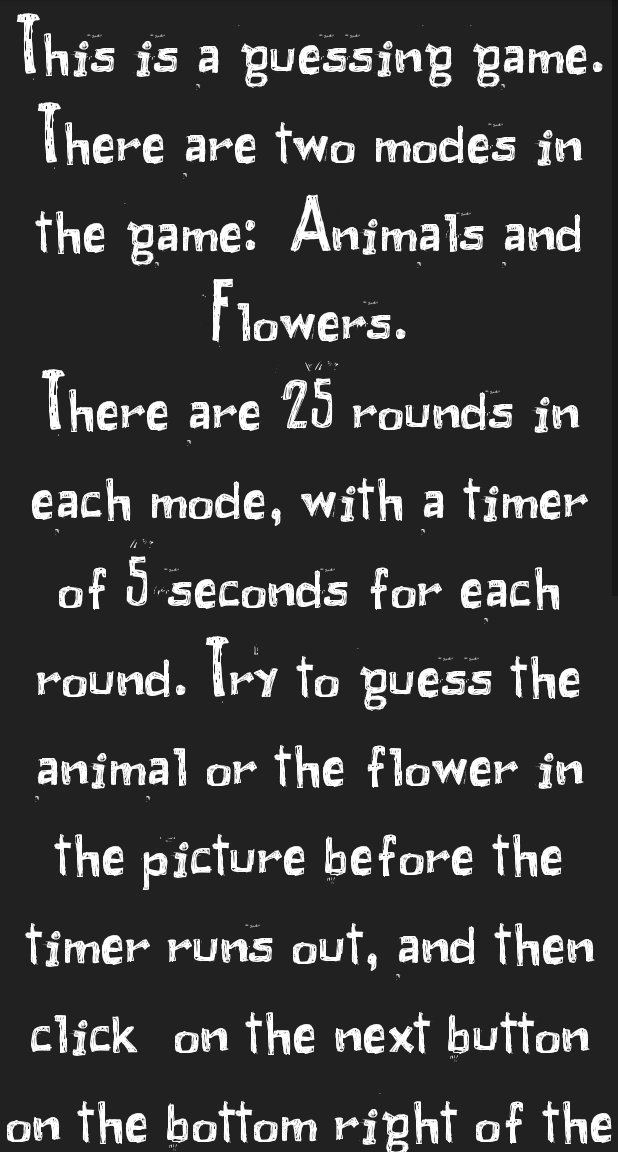
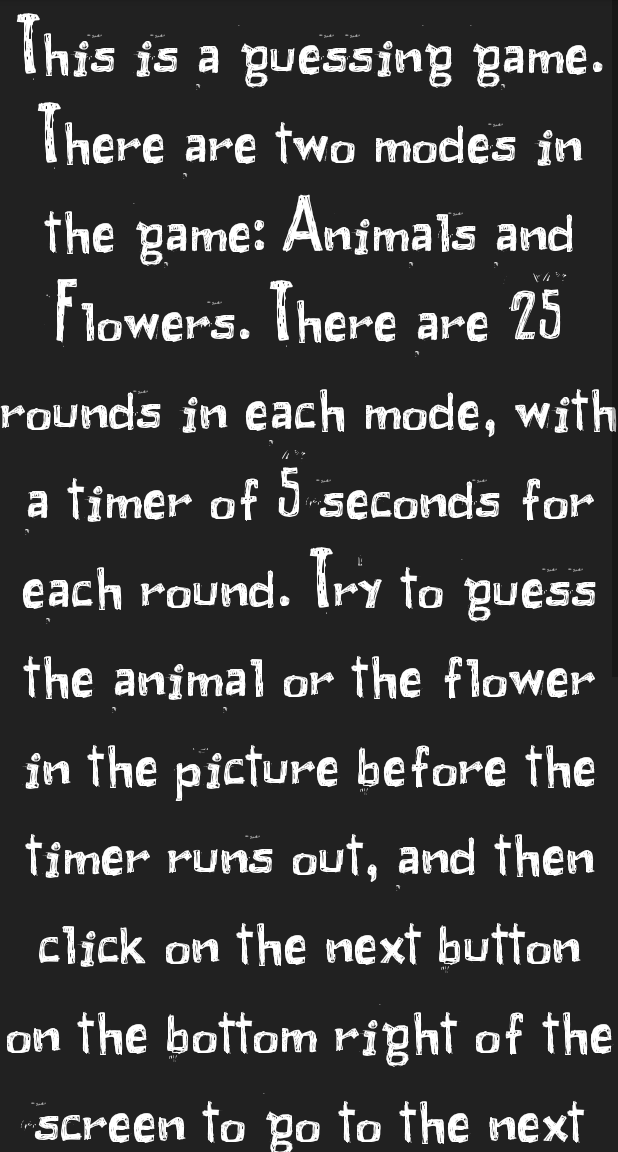
Before and after one commit to Sayantan729/MakeAGuessGuessingGame, an Android app: the fragment HelpFrag placed in its activity, on a phone screen of 412 x 824 dp, the part 84-1236 px from its top. Run offline under Robolectric (Android 15) with nearby library versions, the phone set to English and light mode, and no system bars; libraries missing offline, so code that uses them is left out: io.realm.

Commit message:
AndroidProjectGuessingGame

```diff
--- a/app/src/main/res/layout/fragment_help.xml
+++ b/app/src/main/res/layout/fragment_help.xml
@@ -21,16 +21,11 @@
         android:layout_width="match_parent"
         android:layout_height="match_parent"
         android:gravity="center"
-        android:fontFamily="@font/pix"
-        android:textSize="60dp"
+        app:fontFamily="@font/pix"
+        android:textSize="60sp"
 
         android:textColor="#fff"
-        android:text="This is a guessing game. There are two modes in the game:
- Animals and Flowers.\nThere are 25 rounds in each mode, with a timer of 5 seconds for each
- round. Try to guess the animal or the flower in the picture before the timer runs out, and then click
- on the next button on the bottom right of the screen to go to the next round.
-\nThere are five lives for each game.\nThe score for each game is calculated on the basis of your streak as well, so try to get
- as many correct as possible in a single run.\nGOOD LUCK!!" />
+        android:text="@string/help" />
             <Button
                 android:id="@+id/helpok"
                 style="@style/Widget.AppCompat.Button.Borderless.Colored"
@@ -40,10 +35,10 @@
                 android:layout_marginLeft="8dp"
                 android:layout_marginEnd="8dp"
                 android:layout_marginRight="8dp"
-                android:fontFamily="@font/pix"
+                app:fontFamily="@font/pix"
                 android:text="Ok"
                 android:textColor="@color/colorPrimary"
-                android:textSize="40dp"
+                android:textSize="40sp"
                 app:layout_constraintEnd_toEndOf="parent"
                 app:layout_constraintStart_toStartOf="parent"
                 app:layout_constraintBottom_toBottomOf="parent"
--- a/app/src/main/res/values/strings.xml
+++ b/app/src/main/res/values/strings.xml
@@ -5,4 +5,5 @@
     <string name="hello_blank_fragment">Hello blank fragment</string>
     <string name="open_menu">Open</string>
     <string name="close_menu">Close</string>
+    <string name="help">This is a guessing game. There are two modes in the game: Animals and Flowers. There are 25 rounds in each mode, with a timer of 5 seconds for each round. Try to guess the animal or the flower in the picture before the timer runs out, and then click on the next button on the bottom right of the screen to go to the next round.  There are five lives for each game. The score for each game is calculated on the basis of your streak as well, so try to get as many correct as possible in a single run. GOOD LUCK!!</string>
 </resources>
```
